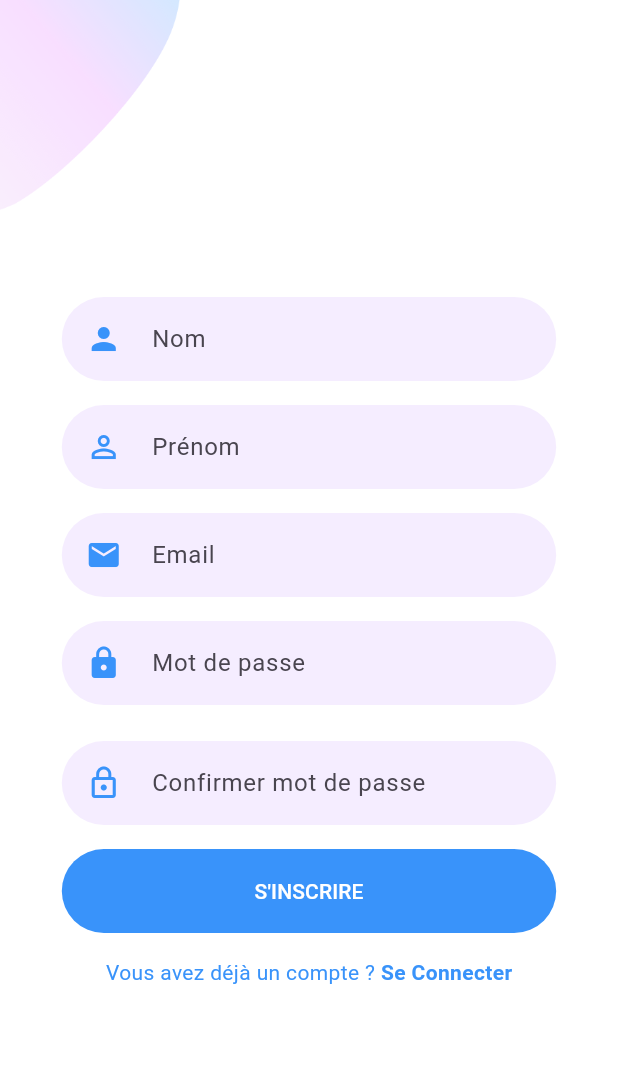
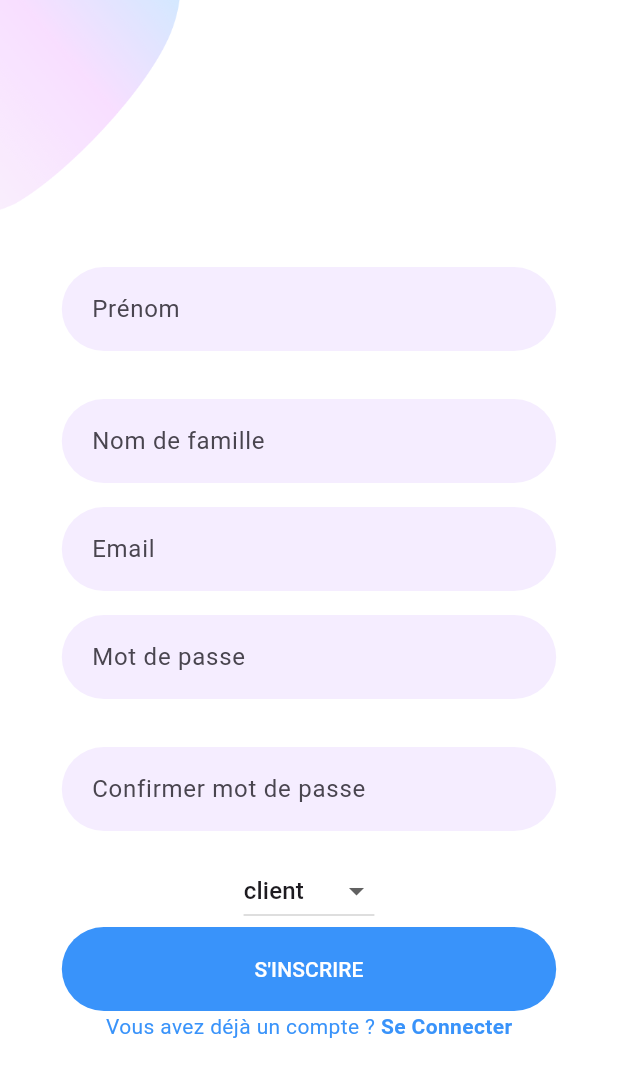
Before and after one commit to O-Vite/O-Vite-monorepo, a Flutter app: the screen it shows after launch, after a tap on "S'Inscrire", on a phone screen of 412 x 824 dp. Shown: the top 1077 px of the screen. Run offline on Flutter 3.47's test engine with Material 3 defaults, Android fonts, the phone set to English and light mode, and no system bars; our stand-ins replace flutter_svg; network calls fail.

Commit message:
register flutter + minor changes

```diff
--- a/flutter/ovite/lib/src/features/auth/register/components/signup_form.dart
+++ b/flutter/ovite/lib/src/features/auth/register/components/signup_form.dart
@@ -1,88 +1,168 @@
 import 'package:flutter/material.dart';
+import 'package:ovite/src/features/auth/services/auth_service.dart'; // Assurez-vous que le chemin d'accès est correct
 import 'package:ovite/src/shared/components/already_have_an_account_acheck.dart';
 import 'package:ovite/src/shared/constants/constants.dart';
-import '../../login/login_page.dart';
+import '../../login/login_page.dart'; // Assurez-vous que le chemin d'accès est correct
 
-class SignUpForm extends StatelessWidget {
-  const SignUpForm({
-    Key? key,
-  }) : super(key: key);
+class SignUpForm extends StatefulWidget {
+  const SignUpForm({Key? key}) : super(key: key);
+
+  @override
+  _SignUpFormState createState() => _SignUpFormState();
+}
+
+class _SignUpFormState extends State<SignUpForm> {
+  final _emailController = TextEditingController();
+  final _passwordController = TextEditingController();
+  final _confirmPasswordController = TextEditingController();
+  final _firstNameController = TextEditingController();
+  final _lastNameController = TextEditingController();
+  String _selectedRole = "client"; // Valeur par défaut pour le rôle
+  bool _isLoading = false;
+
+  @override
+  void dispose() {
+    _emailController.dispose();
+    _passwordController.dispose();
+    _confirmPasswordController.dispose();
+    _firstNameController.dispose();
+    _lastNameController.dispose();
+    super.dispose();
+  }
+
+  Future<void> _register() async {
+    if (_passwordController.text != _confirmPasswordController.text) {
+      ScaffoldMessenger.of(context).showSnackBar(
+        SnackBar(content: Text('Les mots de passe ne correspondent pas')),
+      );
+      return;
+    }
+
+    setState(() {
+      _isLoading = true;
+    });
+
+    try {
+      final authService = AuthService();
+      var result = await authService.register(
+        _emailController.text,
+        _passwordController.text,
+        _selectedRole, // Assurez-vous que cette valeur est une des valeurs acceptées
+        _firstNameController.text,
+        _lastNameController.text,
+      );
+
+      if (result != null) {
+        ScaffoldMessenger.of(context).showSnackBar(
+          SnackBar(
+            content: Text('Inscription réussie! Redirection...'),
+            duration: Duration(seconds: 2),
+          ),
+        );
+
+        await Future.delayed(Duration(seconds: 2));
+        Navigator.of(context).pushAndRemoveUntil(
+          MaterialPageRoute(builder: (context) => const LoginScreen()),
+          (Route<dynamic> route) => false,
+        );
+      }
+    } catch (e) {
+      ScaffoldMessenger.of(context).showSnackBar(
+        SnackBar(content: Text('Échec de l\'inscription : $e')),
+      );
+    } finally {
+      setState(() {
+        _isLoading = false;
+      });
+    }
+  }
 
   @override
   Widget build(BuildContext context) {
     return Form(
       child: Column(
         children: [
-          TextFormField(
-            keyboardType: TextInputType.name,
-            textInputAction: TextInputAction.next,
-            decoration: InputDecoration(
-              hintText: "Nom",
-              prefixIcon: Padding(
-                padding: EdgeInsets.all(defaultPadding),
-                child: Icon(Icons.person),
+          // Champ Prénom
+          Padding(
+            padding: EdgeInsets.symmetric(vertical: defaultPadding),
+            child: TextFormField(
+              controller: _firstNameController,
+              decoration: InputDecoration(
+                hintText: "Prénom",
+                // ... autres propriétés
               ),
             ),
           ),
+          // Champ Nom de famille
           Padding(
             padding: EdgeInsets.symmetric(vertical: defaultPadding),
             child: TextFormField(
-              keyboardType: TextInputType.name,
-              textInputAction: TextInputAction.next,
+              controller: _lastNameController,
               decoration: InputDecoration(
-                hintText: "Prénom",
-                prefixIcon: Padding(
-                  padding: EdgeInsets.all(defaultPadding),
-                  child: Icon(Icons.person_outline),
-                ),
+                hintText: "Nom de famille",
+                // ... autres propriétés
               ),
             ),
           ),
+          // Champ Email
           TextFormField(
-            keyboardType: TextInputType.emailAddress,
-            textInputAction: TextInputAction.next,
+            controller: _emailController,
             decoration: InputDecoration(
               hintText: "Email",
-              prefixIcon: Padding(
-                padding: EdgeInsets.all(defaultPadding),
-                child: Icon(Icons.email),
+              // ... autres propriétés
+            ),
+          ),
+          // Champ Mot de passe
+          Padding(
+            padding: EdgeInsets.symmetric(vertical: defaultPadding),
+            child: TextFormField(
+              controller: _passwordController,
+              obscureText: true,
+              decoration: InputDecoration(
+                hintText: "Mot de passe",
+                // ... autres propriétés
               ),
             ),
           ),
+          // Champ Confirmer mot de passe
           Padding(
             padding: EdgeInsets.symmetric(vertical: defaultPadding),
             child: TextFormField(
-              textInputAction: TextInputAction.next,
+              controller: _confirmPasswordController,
               obscureText: true,
               decoration: InputDecoration(
-                hintText: "Mot de passe",
-                prefixIcon: Padding(
-                  padding: EdgeInsets.all(defaultPadding),
-                  child: Icon(Icons.lock),
-                ),
+                hintText: "Confirmer mot de passe",
+                // ... autres propriétés
               ),
             ),
           ),
-          Padding(
-            padding: EdgeInsets.symmetric(vertical: 8), // Ajustement de l'écart
-            child: TextFormField(
-              textInputAction: TextInputAction.done,
-              obscureText: true,
-              decoration: InputDecoration(
-                hintText: "Confirmer mot de passe",
-                prefixIcon: Padding(
-                  padding: EdgeInsets.all(defaultPadding),
-                  child: Icon(Icons.lock_outline),
-                ),
-              ),
-            ),
+          // Sélecteur de rôle
+          DropdownButton<String>(
+            value: _selectedRole,
+            onChanged: (String? newValue) {
+              setState(() {
+                _selectedRole = newValue!;
+              });
+            },
+            items: <String>['admin', 'client', 'deliverer', 'seller', 'support']
+                .map<DropdownMenuItem<String>>((String value) {
+              return DropdownMenuItem<String>(
+                value: value,
+                child: Text(value),
+              );
+            }).toList(),
           ),
-          SizedBox(height: defaultPadding / 2),
+
+          // Bouton S'Inscrire
           ElevatedButton(
-            onPressed: () {},
-            child: Text("S'Inscrire".toUpperCase()),
+            onPressed: _isLoading ? null : _register,
+            child: _isLoading
+                ? CircularProgressIndicator(
+                    valueColor: AlwaysStoppedAnimation<Color>(Colors.white),
+                  )
+                : Text("S'Inscrire".toUpperCase()),
           ),
-          SizedBox(height: defaultPadding),
+          // Lien vers l'écran de connexion
           AlreadyHaveAnAccountCheck(
             login: false,
             press: () {
--- a/flutter/ovite/pubspec.yaml
+++ b/flutter/ovite/pubspec.yaml
@@ -36,6 +36,7 @@ dependencies:
   # Use with the CupertinoIcons class for iOS style icons.
   cupertino_icons: ^1.0.2
   flutter_svg: ^1.1.0
+  http: ^0.13.3
 
 dev_dependencies:
   flutter_test:
```
Also changed, not shown: flutter/ovite/lib/src/features/auth/services/auth_service.dart (added, +31 -0 lines), flutter/ovite/pubspec.lock, 5 other files.
